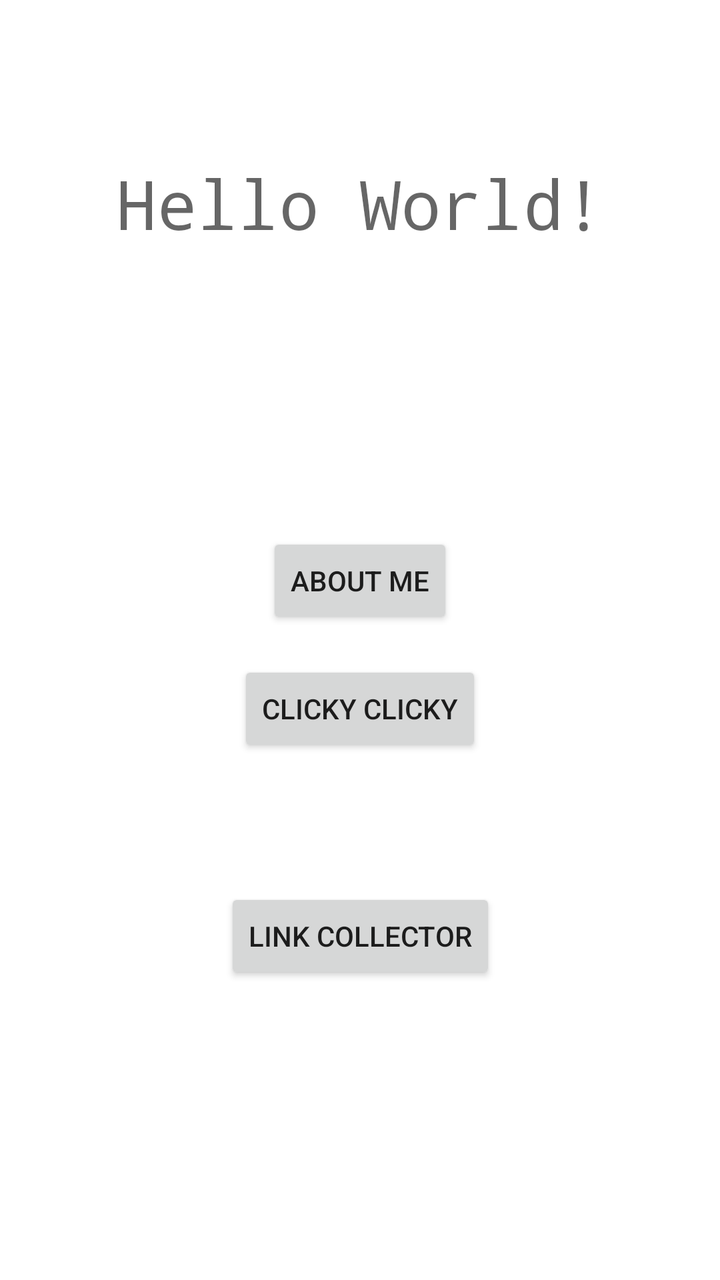
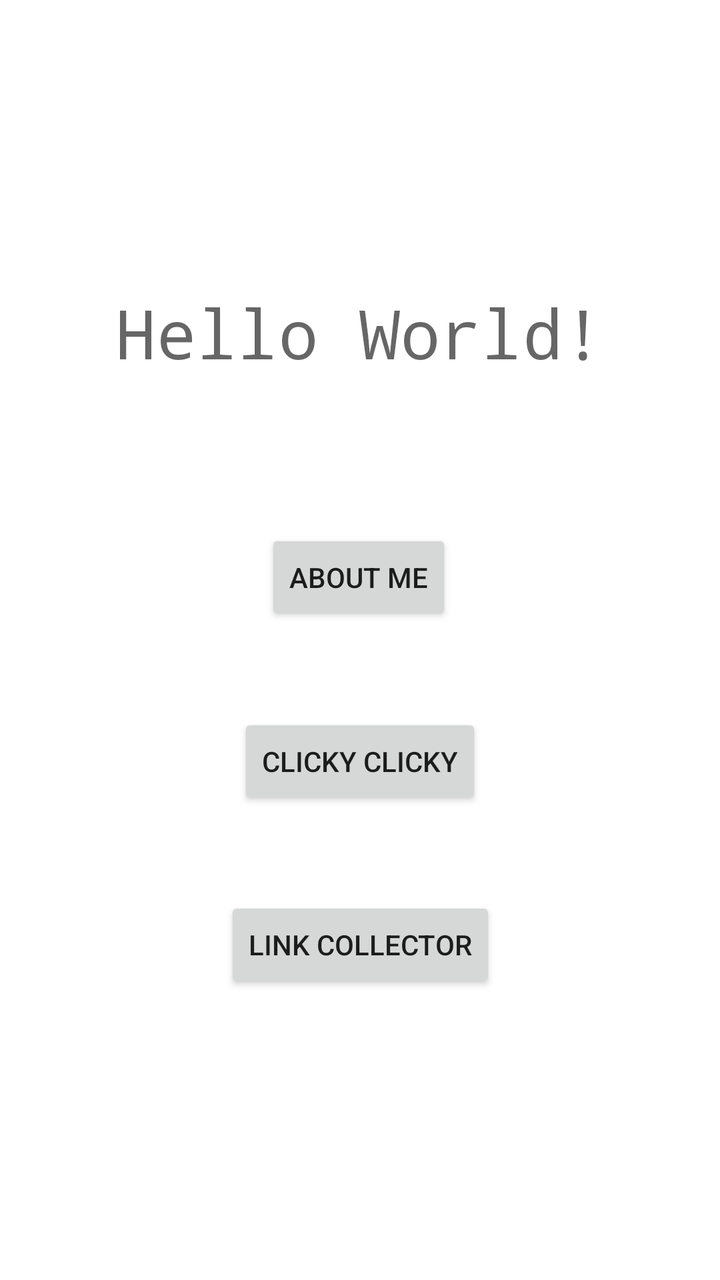

Screens rendered from an Android XML layout before and after an edit, with the pre-edit source and the edit as a unified diff.
<!-- AndroidManifest.xml: application theme Theme.NUMAD22Sp_FeierGu -->
<!-- res/layout/activity_main.xml -->
<?xml version="1.0" encoding="utf-8"?>
<androidx.constraintlayout.widget.ConstraintLayout xmlns:android="http://schemas.android.com/apk/res/android"
    xmlns:app="http://schemas.android.com/apk/res-auto"
    xmlns:tools="http://schemas.android.com/tools"
    android:layout_width="match_parent"
    android:layout_height="match_parent"
    tools:context=".MainActivity">

    <TextView
        android:id="@+id/textView"
        android:layout_width="wrap_content"
        android:layout_height="wrap_content"
        android:layout_marginTop="8dp"
        android:layout_marginBottom="80dp"
        android:fontFamily="monospace"
        android:text="Hello World!"
        android:textAppearance="@style/TextAppearance.AppCompat.Display1"
        app:layout_constraintBottom_toBottomOf="parent"
        app:layout_constraintEnd_toEndOf="parent"
        app:layout_constraintLeft_toLeftOf="parent"
        app:layout_constraintRight_toRightOf="parent"
        app:layout_constraintStart_toStartOf="parent"
        app:layout_constraintTop_toTopOf="parent"
        app:layout_constraintVertical_bias="0.13999999" />

    <Button
        android:id="@+id/button_aboutMe"
        android:layout_width="wrap_content"
        android:layout_height="wrap_content"
        android:layout_marginStart="32dp"
        android:layout_marginTop="200dp"
        android:layout_marginEnd="32dp"
        android:layout_marginBottom="8dp"
        android:onClick="aboutMe"
        android:text="@string/about_me_button"
        app:layout_constraintBottom_toTopOf="@+id/button_clicky"
        app:layout_constraintEnd_toEndOf="parent"
        app:layout_constraintStart_toStartOf="parent"
        app:layout_constraintTop_toBottomOf="@+id/textView" />

    <Button
        android:id="@+id/button_clicky"
        android:layout_width="wrap_content"
        android:layout_height="48dp"
        android:layout_marginStart="32dp"
        android:layout_marginTop="8dp"
        android:layout_marginEnd="32dp"
        android:layout_marginBottom="320dp"
        android:onClick="clickyClicky"
        android:text="@string/clicky_button"
        app:layout_constraintBottom_toBottomOf="parent"
        app:layout_constraintEnd_toEndOf="parent"
        app:layout_constraintStart_toStartOf="parent"
        app:layout_constraintTop_toBottomOf="@+id/button_aboutMe" />

    <Button
        android:id="@+id/button_linkCollector"
        android:layout_width="wrap_content"
        android:layout_height="wrap_content"
        android:layout_marginStart="32dp"
        android:layout_marginTop="8dp"
        android:layout_marginEnd="32dp"
        android:layout_marginBottom="90dp"
        android:onClick="linkCollector"
        android:text="@string/button_linkCollector"
        app:layout_constraintBottom_toBottomOf="parent"
        app:layout_constraintEnd_toEndOf="parent"
        app:layout_constraintStart_toStartOf="parent"
        app:layout_constraintTop_toBottomOf="@+id/button_clicky" />

</androidx.constraintlayout.widget.ConstraintLayout>
<!-- resources referenced by this layout -->
<resources>
  <string name="about_me_button">About me</string>
  <string name="button_linkCollector">Link Collector</string>
  <string name="clicky_button">Clicky Clicky</string>
  <style name="Theme.NUMAD22Sp_FeierGu" parent="Theme.MaterialComponents.DayNight.DarkActionBar">
          
          <item name="colorPrimary">@color/purple_500</item>
          <item name="colorPrimaryVariant">@color/purple_700</item>
          <item name="colorOnPrimary">@color/white</item>
          
          <item name="colorSecondary">@color/teal_200</item>
          <item name="colorSecondaryVariant">@color/teal_700</item>
          <item name="colorOnSecondary">@color/black</item>
          
          <item name="android:statusBarColor" tools:targetApi="l">?attr/colorPrimaryVariant</item>
          
      </style>
  <color name="purple_500">#FF6200EE</color>
  <color name="purple_700">#FF3700B3</color>
  <color name="white">#FFFFFFFF</color>
  <color name="teal_200">#FF03DAC5</color>
  <color name="teal_700">#FF018786</color>
  <color name="black">#FF000000</color>
</resources>

<!-- the commit's change to res/layout/activity_main.xml (unified diff, before → after) -->
@@ -10,31 +10,30 @@
         android:id="@+id/textView"
         android:layout_width="wrap_content"
         android:layout_height="wrap_content"
-        android:layout_marginTop="8dp"
-        android:layout_marginBottom="80dp"
+        android:layout_marginTop="100dp"
         android:fontFamily="monospace"
         android:text="Hello World!"
         android:textAppearance="@style/TextAppearance.AppCompat.Display1"
-        app:layout_constraintBottom_toBottomOf="parent"
+        app:layout_constraintBottom_toTopOf="@+id/button_aboutMe"
         app:layout_constraintEnd_toEndOf="parent"
+        app:layout_constraintHorizontal_bias="0.496"
         app:layout_constraintLeft_toLeftOf="parent"
         app:layout_constraintRight_toRightOf="parent"
         app:layout_constraintStart_toStartOf="parent"
-        app:layout_constraintTop_toTopOf="parent"
-        app:layout_constraintVertical_bias="0.13999999" />
+        app:layout_constraintTop_toTopOf="parent" />
 
     <Button
         android:id="@+id/button_aboutMe"
         android:layout_width="wrap_content"
         android:layout_height="wrap_content"
         android:layout_marginStart="32dp"
-        android:layout_marginTop="200dp"
+        android:layout_marginTop="32dp"
         android:layout_marginEnd="32dp"
-        android:layout_marginBottom="8dp"
         android:onClick="aboutMe"
         android:text="@string/about_me_button"
         app:layout_constraintBottom_toTopOf="@+id/button_clicky"
         app:layout_constraintEnd_toEndOf="parent"
+        app:layout_constraintHorizontal_bias="0.497"
         app:layout_constraintStart_toStartOf="parent"
         app:layout_constraintTop_toBottomOf="@+id/textView" />
 
@@ -43,12 +42,10 @@
         android:layout_width="wrap_content"
         android:layout_height="48dp"
         android:layout_marginStart="32dp"
-        android:layout_marginTop="8dp"
         android:layout_marginEnd="32dp"
-        android:layout_marginBottom="320dp"
         android:onClick="clickyClicky"
         android:text="@string/clicky_button"
-        app:layout_constraintBottom_toBottomOf="parent"
+        app:layout_constraintBottom_toTopOf="@+id/button_linkCollector"
         app:layout_constraintEnd_toEndOf="parent"
         app:layout_constraintStart_toStartOf="parent"
         app:layout_constraintTop_toBottomOf="@+id/button_aboutMe" />
@@ -58,9 +55,8 @@
         android:layout_width="wrap_content"
         android:layout_height="wrap_content"
         android:layout_marginStart="32dp"
-        android:layout_marginTop="8dp"
         android:layout_marginEnd="32dp"
-        android:layout_marginBottom="90dp"
+        android:layout_marginBottom="100dp"
         android:onClick="linkCollector"
         android:text="@string/button_linkCollector"
         app:layout_constraintBottom_toBottomOf="parent"
